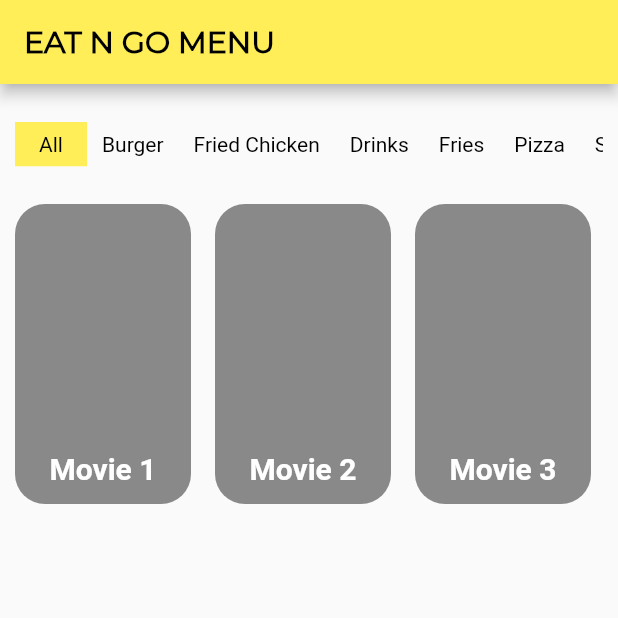
After one commit to ihsan-akif/Eat_N_Go, a Flutter app: the MenuScreen screen opened directly, on a phone screen of 412 x 824 dp, the top half of it. The commit adds this screen. Run offline on Flutter 3.47's test engine with Material 2 defaults, Android fonts, the phone set to English and light mode, and no system bars; our stand-ins replace animated_splash_screen, material_design_icons_flutter, page_transition, stacked.

Commit message:
Second commit

```diff
--- a/lib/Login_Screen/login_screen.dart
+++ b/lib/Login_Screen/login_screen.dart
@@ -1,6 +1,7 @@
 import 'package:eat_n_go/Main_Screen/main_screen.dart';
 import 'package:eat_n_go/Register_screen/register_screen.dart';
 import 'package:flutter/material.dart';
+import 'package:eat_n_go/Shared/const.dart';
 
 class LoginScreen extends StatefulWidget {
   @override
@@ -8,8 +9,6 @@ class LoginScreen extends StatefulWidget {
 }
 
 class _LoginScreenState extends State<LoginScreen> {
-  TextStyle style = TextStyle(fontFamily: 'Montserrat', fontSize: 20.0);
-
   @override
   Widget build(BuildContext context) {
     final emailField = TextField(
--- a/lib/Main_Screen/destination.dart
+++ /dev/null
@@ -1,15 +0,0 @@
-import 'package:flutter/material.dart';
-import 'package:material_design_icons_flutter/material_design_icons_flutter.dart';
-
-class Destination {
-  const Destination(this.title, this.icon);
-  final String title;
-  final IconData icon;
-}
-
-List<Destination> allDestinations = <Destination>[
-  Destination('Menu', MdiIcons.menu),
-  Destination('Favorite', MdiIcons.heart),
-  Destination('Cart', MdiIcons.cart),
-  Destination('Profile', MdiIcons.faceProfile)
-];
--- a/lib/Main_Screen/list_page.dart
+++ /dev/null
@@ -1,24 +0,0 @@
-import 'package:eat_n_go/Main_Screen/destination.dart';
-import 'package:flutter/material.dart';
-
-class ListPage extends StatelessWidget {
-  const ListPage({Key key, this.destination}) : super(key: key);
-
-  final Destination destination;
-  @override
-  Widget build(BuildContext context) {
-    return MaterialApp(
-      title: 'Material App',
-      home: Scaffold(
-        appBar: AppBar(
-          title: Text('Material App Bar'),
-        ),
-        body: Center(
-          child: Container(
-            child: Text('Hello World'),
-          ),
-        ),
-      ),
-    );
-  }
-}
--- /dev/null
+++ b/lib/Main_Screen/main_screen_model.dart
@@ -0,0 +1,3 @@
+import 'package:stacked/stacked.dart';
+
+class MainScreenModel extends IndexTrackingViewModel {}
--- a/lib/Main_Screen/text_page.dart
+++ /dev/null
@@ -1,27 +0,0 @@
-import 'package:eat_n_go/Main_Screen/destination.dart';
-import 'package:flutter/material.dart';
-
-class TextPage extends StatelessWidget {
-  const TextPage({Key key, this.destination}) : super(key: key);
-
-  final Destination destination;
-  @override
-  Widget build(BuildContext context) {
-    return MaterialApp(
-      title: 'Material App',
-      home: Scaffold(
-        appBar: AppBar(
-          title: Text(
-            'Material App Bar',
-            style: TextStyle(color: Colors.black),
-          ),
-        ),
-        body: Center(
-          child: Container(
-            child: Text('Hello World'),
-          ),
-        ),
-      ),
-    );
-  }
-}
--- /dev/null
+++ b/lib/Menu_Screen/menu_screen.dart
@@ -0,0 +1,163 @@
+import 'package:flutter/material.dart';
+import 'package:eat_n_go/Shared/const.dart';
+import 'package:material_design_icons_flutter/material_design_icons_flutter.dart';
+
+class MenuScreen extends StatefulWidget {
+  @override
+  _MenuScreenState createState() => _MenuScreenState();
+}
+
+class _MenuScreenState extends State<MenuScreen> {
+  List<bool> _selections = [true, false, false, false, false, false, false];
+
+  @override
+  Widget build(BuildContext context) {
+    return Scaffold(
+      appBar: AppBar(
+          title: Text(
+            'EAT N GO MENU',
+            style: style.copyWith(
+                fontWeight: FontWeight.bold, color: Colors.black),
+          ),
+          backgroundColor: Colors.yellow[400],
+          automaticallyImplyLeading: false),
+      body: SafeArea(
+        child: ListView(
+          scrollDirection: Axis.vertical,
+          children: [
+            Container(
+              child: Column(
+                crossAxisAlignment: CrossAxisAlignment.start,
+                children: [
+                  Padding(
+                    padding: EdgeInsets.all(10.0),
+                    child: Column(
+                      children: [
+                        SizedBox(
+                          height: 15.0,
+                        ),
+                        Container(
+                          height: 30,
+                          child: ListView(
+                            scrollDirection: Axis.horizontal,
+                            children: [
+                              ToggleButtons(
+                                children: <Widget>[
+                                  Container(
+                                      padding:
+                                          EdgeInsets.only(right: 10, left: 10),
+                                      child: Text('All')),
+                                  Container(
+                                      padding:
+                                          EdgeInsets.only(right: 10, left: 10),
+                                      child: Text('Burger')),
+                                  Container(
+                                      padding:
+                                          EdgeInsets.only(right: 10, left: 10),
+                                      child: Text('Fried Chicken')),
+                                  Container(
+                                      padding:
+                                          EdgeInsets.only(right: 10, left: 10),
+                                      child: Text('Drinks')),
+                                  Container(
+                                      padding:
+                                          EdgeInsets.only(right: 10, left: 10),
+                                      child: Text('Fries')),
+                                  Container(
+                                      padding:
+                                          EdgeInsets.only(right: 10, left: 10),
+                                      child: Text('Pizza')),
+                                  Container(
+                                      padding:
+                                          EdgeInsets.only(right: 10, left: 10),
+                                      child: Text('Sandwich')),
+                                ],
+                                fillColor: Colors.yellow[400],
+                                color: Colors.black,
+                                renderBorder: false,
+                                borderColor: Colors.yellow[400],
+                                selectedColor: Colors.black,
+                                isSelected: _selections,
+                                onPressed: (int index) {
+                                  setState(() {
+                                    for (int buttonIndex = 0;
+                                        buttonIndex < _selections.length;
+                                        buttonIndex++) {
+                                      if (buttonIndex == index) {
+                                        _selections[buttonIndex] = true;
+                                      } else {
+                                        _selections[buttonIndex] = false;
+                                      }
+                                    }
+                                  });
+                                },
+                              )
+                            ],
+                          ),
+                        ),
+                        SizedBox(
+                          height: 25.0,
+                        ),
+                        Container(
+                          height: 200.0,
+                          child: ListView(
+                            scrollDirection: Axis.horizontal,
+                            children: [
+                              categoriesCard('music', 'Movie 1'),
+                              categoriesCard('music', 'Movie 2'),
+                              categoriesCard('music', 'Movie 3'),
+                              categoriesCard('music', 'Movie 4'),
+                            ],
+                          ),
+                        )
+                      ],
+                    ),
+                  ),
+                ],
+              ),
+            )
+          ],
+        ),
+      ),
+    );
+  }
+
+  Widget categoryBox(category, bool isHighlight) {
+    return AspectRatio(
+        aspectRatio: 4,
+        child: Container(
+            margin: EdgeInsets.only(right: 16.0),
+            child: Align(
+              alignment: Alignment.center,
+              child: Text(category,
+                  style:
+                      isHighlight ? style : style.copyWith(color: Colors.grey)),
+            )));
+  }
+
+  Widget categoriesCard(image, title) {
+    return AspectRatio(
+      aspectRatio: 2 / 3,
+      child: Container(
+        margin: EdgeInsets.only(right: 16.0),
+        decoration: BoxDecoration(
+          color: Colors.black45,
+          borderRadius: BorderRadius.circular(20.0),
+        ),
+        child: Align(
+          alignment: Alignment.bottomCenter,
+          child: Padding(
+            padding: EdgeInsets.all(12.0),
+            child: Text(
+              title,
+              style: TextStyle(
+                  color: Colors.white,
+                  fontSize: 20.0,
+                  fontWeight: FontWeight.bold),
+            ),
+          ),
+        ),
+      ),
+    );
+  }
+}
--- a/lib/Register_screen/register_screen.dart
+++ b/lib/Register_screen/register_screen.dart
@@ -1,4 +1,5 @@
 import 'package:flutter/material.dart';
+import 'package:eat_n_go/Shared/const.dart';
 
 class RegisterScreen extends StatefulWidget {
   @override
@@ -6,8 +7,6 @@ class RegisterScreen extends StatefulWidget {
 }
 
 class _RegisterScreenState extends State<RegisterScreen> {
-  TextStyle style = TextStyle(fontFamily: 'Montserrat', fontSize: 20.0);
-
   @override
   Widget build(BuildContext context) {
     final nameField = TextField(
@@ -71,6 +70,10 @@ class _RegisterScreenState extends State<RegisterScreen> {
                     color: Colors.black, fontWeight: FontWeight.bold)),
             centerTitle: true,
             backgroundColor: Colors.yellow[400],
+            leading: IconButton(
+              icon: Icon(Icons.arrow_back, color: Colors.black),
+              onPressed: () => Navigator.of(context).pop(),
+            ),
           ),
           body: Center(
             child: Container(
--- /dev/null
+++ b/lib/Shared/const.dart
@@ -0,0 +1,3 @@
+import 'package:flutter/material.dart';
+
+const TextStyle style = TextStyle(fontFamily: 'Montserrat', fontSize: 20.0);
```
Also changed, not shown: lib/Cart_Screen/cart_screen.dart (added, +23 -0 lines), lib/Favorite_Screen/favorite_screen.dart (added, +23 -0 lines), lib/Main_Screen/destination_view.dart (deleted, +0 -37 lines), lib/Main_Screen/main_screen.dart (+60 -34 lines), lib/Main_Screen/root_page.dart (deleted, +0 -24 lines), lib/Profile_Screen/profile_screen.dart (added, +24 -0 lines), pubspec.yaml (+15 -0 lines), pubspec.lock.
